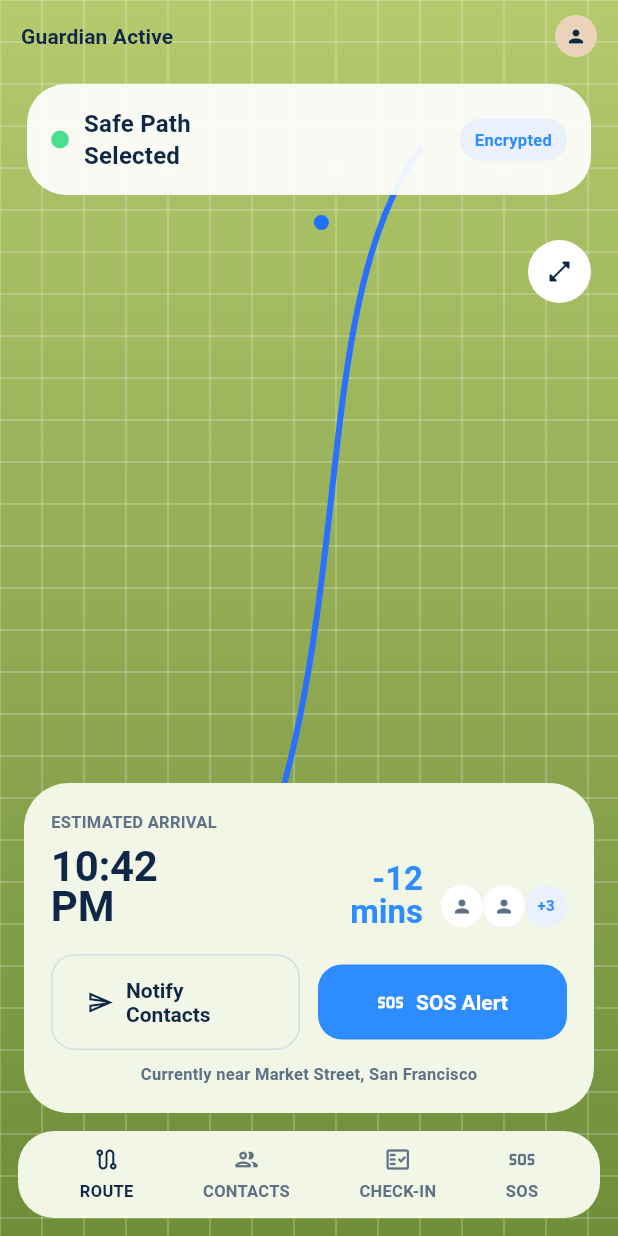
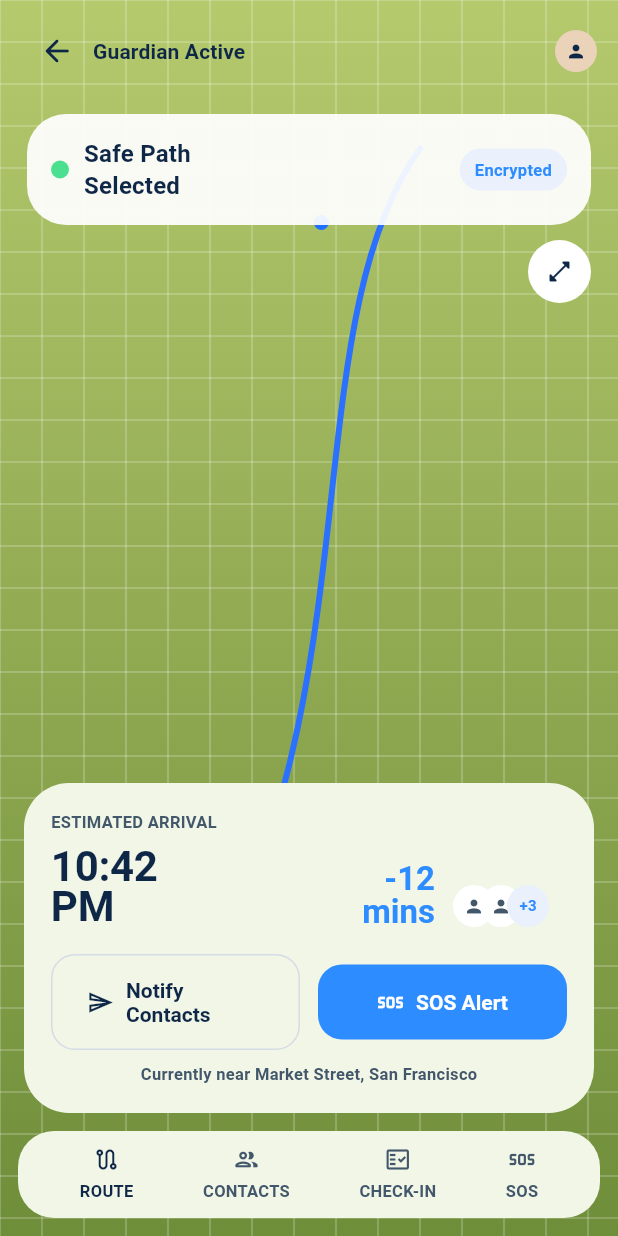
Before and after one commit to JustAG7/SafeWalk, a Flutter app: the ActiveTripMainScreen screen opened by its route, on a phone screen of 412 x 824 dp. Run offline on Flutter 3.47's test engine with Material 3 defaults, Android fonts, the light colour scheme and no system bars; our stand-ins replace flutter_riverpod, go_router, supabase_flutter; accounts and stored records are empty; statements that could not run were skipped.

Commit message:
fix: idk

```diff
--- a/lib/core/constants/app_colors.dart
+++ b/lib/core/constants/app_colors.dart
@@ -28,8 +28,8 @@ class AppColors {
 
   // Text
   static const Color textPrimary = Color(0xFF102036);
-  static const Color textSecondary = Color(0xFF405669);
-  static const Color textMuted = Color(0xFF5F7184);
+  static const Color textSecondary = Color(0xFF2F4356);
+  static const Color textMuted = Color(0xFF43576B);
 
   // Dark theme
   static const Color darkSurface = Color(0xFF0B1626);
--- a/lib/features/companion/enhanced_companion_screens.dart
+++ b/lib/features/companion/enhanced_companion_screens.dart
@@ -65,7 +65,7 @@ class _CompanionModeMainScreenState extends State<CompanionModeMainScreen> {
           children: [
             Padding(
               padding: const EdgeInsets.fromLTRB(14, 10, 14, 0),
-              child: Row(children: [Text('Guardian Active', style: theme.textTheme.titleSmall?.copyWith(color: AppColors.trustNavy, fontWeight: FontWeight.w700)), const Spacer(), const CircleAvatar(radius: 14, backgroundColor: Color(0xFFEAD3B8), child: Icon(Icons.person, size: 14, color: AppColors.trustNavy))]),
+              child: Row(children: [IconButton(onPressed: () => context.go('/home'), icon: const Icon(Icons.arrow_back_rounded, color: AppColors.trustNavy)), Text('Guardian Active', style: theme.textTheme.titleSmall?.copyWith(color: AppColors.trustNavy, fontWeight: FontWeight.w700)), const Spacer(), const CircleAvatar(radius: 14, backgroundColor: Color(0xFFEAD3B8), child: Icon(Icons.person, size: 14, color: AppColors.trustNavy))]),
             ),
             Expanded(
               child: ListView(
--- a/lib/features/entry/entry_tokens.dart
+++ b/lib/features/entry/entry_tokens.dart
@@ -8,9 +8,9 @@ class EntryTokens {
   static const Color primary = Color(0xFF002444);
   static const Color primaryAlt = Color(0xFF1B3A5C);
   static const Color heading = Color(0xFF002444);
-  static const Color text = Color(0xFF43474E);
-  static const Color muted = Color(0xFF73777F);
-  static const Color subtle = Color(0xFF5C6778);
+  static const Color text = Color(0xFF384556);
+  static const Color muted = Color(0xFF5F6B7A);
+  static const Color subtle = Color(0xFF465668);
   static const Color line = Color(0xFFE2E8F0);
   static const Color fieldBorder = Color(0xFFE5EAF5);
   static const Color focus = Color(0xFF0058BE);
--- a/lib/features/planning/screens/route_planning_screens.dart
+++ b/lib/features/planning/screens/route_planning_screens.dart
@@ -2133,7 +2133,7 @@ class _PlanningBottomBar extends StatelessWidget {
 
   @override
   Widget build(BuildContext context) {
-    final items = const [('HOME', Icons.home_filled, '/home'), ('MAP', Icons.map_outlined, '/planning/recent-destinations'), ('TRIPS', Icons.route_outlined, '/trips'), ('SETTINGS', Icons.settings_outlined, '/settings/dashboard')];
+    final items = const [('HOME', Icons.home_filled, '/home'), ('MAP', Icons.map_outlined, '/map'), ('TRIPS', Icons.route_outlined, '/trips'), ('SETTINGS', Icons.settings_outlined, '/settings')];
 
     return Container(
       padding: const EdgeInsets.symmetric(horizontal: 18, vertical: 10),
--- a/lib/features/settings/screens/notification_preferences_screen.dart
+++ b/lib/features/settings/screens/notification_preferences_screen.dart
@@ -75,7 +75,7 @@ class _NotificationPreferencesScreenState extends State<NotificationPreferencesS
               Row(
                 children: [
                   IconButton(
-                    onPressed: () => context.go('/settings/dashboard'),
+                    onPressed: () => context.go('/settings'),
                     icon: const Icon(
                       Icons.arrow_back_rounded,
                       color: AppColors.trustNavy,
@@ -360,9 +360,9 @@ class _SettingsBottomBar extends StatelessWidget {
   Widget build(BuildContext context) {
     final items = const [
       ('HOME', Icons.home_filled, '/home'),
-      ('MAP', Icons.map_outlined, '/safety-map/main'),
+      ('MAP', Icons.map_outlined, '/map'),
       ('TRIPS', Icons.route_outlined, '/trips'),
-      ('SETTINGS', Icons.settings_outlined, '/settings/dashboard'),
+      ('SETTINGS', Icons.settings_outlined, '/settings'),
     ];
 
     return Container(
--- a/lib/features/settings/screens/privacy_settings_screen.dart
+++ b/lib/features/settings/screens/privacy_settings_screen.dart
@@ -49,7 +49,7 @@ class _PrivacySettingsScreenState extends State<PrivacySettingsScreen> {
           padding: const EdgeInsets.fromLTRB(16, 12, 16, 10),
           child: Column(
             children: [
-              Row(children: [IconButton(onPressed: () => context.go('/settings/dashboard'), icon: const Icon(Icons.arrow_back_rounded, color: AppColors.trustNavy)), Text('Privacy Settings', style: theme.textTheme.titleMedium?.copyWith(color: AppColors.trustNavy, fontWeight: FontWeight.w700)), const Spacer(), const CircleAvatar(radius: 15, backgroundColor: Color(0xFFEAF1FD), child: Icon(Icons.lock_outline_rounded, size: 16, color: AppColors.skyBlue))]),
+              Row(children: [IconButton(onPressed: () => context.go('/settings'), icon: const Icon(Icons.arrow_back_rounded, color: AppColors.trustNavy)), Text('Privacy Settings', style: theme.textTheme.titleMedium?.copyWith(color: AppColors.trustNavy, fontWeight: FontWeight.w700)), const Spacer(), const CircleAvatar(radius: 15, backgroundColor: Color(0xFFEAF1FD), child: Icon(Icons.lock_outline_rounded, size: 16, color: AppColors.skyBlue))]),
               Expanded(
                 child: ListView(
                   padding: const EdgeInsets.only(top: 8),
@@ -126,7 +126,7 @@ class _SettingsBottomBar extends StatelessWidget {
   final int activeIndex;
   @override
   Widget build(BuildContext context) {
-    final items = const [('HOME', Icons.home_filled, '/home'), ('MAP', Icons.map_outlined, '/safety-map/main'), ('TRIPS', Icons.route_outlined, '/trips'), ('SETTINGS', Icons.settings_outlined, '/settings/dashboard')];
+    final items = const [('HOME', Icons.home_filled, '/home'), ('MAP', Icons.map_outlined, '/map'), ('TRIPS', Icons.route_outlined, '/trips'), ('SETTINGS', Icons.settings_outlined, '/settings')];
     return Container(margin: const EdgeInsets.only(top: 8), padding: const EdgeInsets.symmetric(horizontal: 18, vertical: 10), decoration: BoxDecoration(color: Colors.white, borderRadius: BorderRadius.circular(24)), child: Row(mainAxisAlignment: MainAxisAlignment.spaceAround, children: [for (var i = 0; i < items.length; i++) InkWell(onTap: () => context.go(items[i].$3), child: Column(mainAxisSize: MainAxisSize.min, children: [Container(width: 34, height: 34, decoration: BoxDecoration(color: activeIndex == i ? AppColors.trustNavy : Colors.transparent, borderRadius: BorderRadius.circular(12)), child: Icon(items[i].$2, size: 18, color: activeIndex == i ? Colors.white : AppColors.textMuted)), const SizedBox(height: 4), Text(items[i].$1, style: Theme.of(context).textTheme.labelSmall?.copyWith(color: activeIndex == i ? AppColors.trustNavy : AppColors.textMuted, fontWeight: FontWeight.w700))]))]));
   }
 }
--- a/lib/features/settings/screens/sos_customization_screen.dart
+++ b/lib/features/settings/screens/sos_customization_screen.dart
@@ -53,7 +53,7 @@ class _SosCustomizationScreenState extends State<SosCustomizationScreen> {
           padding: const EdgeInsets.fromLTRB(16, 12, 16, 10),
           child: Column(
             children: [
-              Row(children: [IconButton(onPressed: () => context.go('/settings/dashboard'), icon: const Icon(Icons.arrow_back_rounded, color: AppColors.trustNavy)), Text('SOS Customization', style: theme.textTheme.titleMedium?.copyWith(color: AppColors.trustNavy, fontWeight: FontWeight.w700)), const Spacer(), const CircleAvatar(radius: 15, backgroundColor: Color(0xFFEAF1FD), child: Icon(Icons.shield_outlined, size: 16, color: AppColors.skyBlue))]),
+              Row(children: [IconButton(onPressed: () => context.go('/settings'), icon: const Icon(Icons.arrow_back_rounded, color: AppColors.trustNavy)), Text('SOS Customization', style: theme.textTheme.titleMedium?.copyWith(color: AppColors.trustNavy, fontWeight: FontWeight.w700)), const Spacer(), const CircleAvatar(radius: 15, backgroundColor: Color(0xFFEAF1FD), child: Icon(Icons.shield_outlined, size: 16, color: AppColors.skyBlue))]),
               Expanded(
                 child: ListView(
                   padding: const EdgeInsets.only(top: 8),
@@ -130,7 +130,7 @@ class _SettingsBottomBar extends StatelessWidget {
   final int activeIndex;
   @override
   Widget build(BuildContext context) {
-    final items = const [('HOME', Icons.home_filled, '/home'), ('MAP', Icons.map_outlined, '/safety-map/main'), ('TRIPS', Icons.route_outlined, '/trips'), ('SETTINGS', Icons.settings_outlined, '/settings/dashboard')];
+    final items = const [('HOME', Icons.home_filled, '/home'), ('MAP', Icons.map_outlined, '/map'), ('TRIPS', Icons.route_outlined, '/trips'), ('SETTINGS', Icons.settings_outlined, '/settings')];
     return Container(margin: const EdgeInsets.only(top: 8), padding: const EdgeInsets.symmetric(horizontal: 18, vertical: 10), decoration: BoxDecoration(color: Colors.white, borderRadius: BorderRadius.circular(24)), child: Row(mainAxisAlignment: MainAxisAlignment.spaceAround, children: [for (var i = 0; i < items.length; i++) InkWell(onTap: () => context.go(items[i].$3), child: Column(mainAxisSize: MainAxisSize.min, children: [Container(width: 34, height: 34, decoration: BoxDecoration(color: activeIndex == i ? AppColors.trustNavy : Colors.transparent, borderRadius: BorderRadius.circular(12)), child: Icon(items[i].$2, size: 18, color: activeIndex == i ? Colors.white : AppColors.textMuted)), const SizedBox(height: 4), Text(items[i].$1, style: Theme.of(context).textTheme.labelSmall?.copyWith(color: activeIndex == i ? AppColors.trustNavy : AppColors.textMuted, fontWeight: FontWeight.w700))]))]));
   }
 }
--- a/lib/features/trip_live/live_trip_screens.dart
+++ b/lib/features/trip_live/live_trip_screens.dart
@@ -83,6 +83,13 @@ class ActiveTripMainScreen extends StatelessWidget {
                   padding: const EdgeInsets.fromLTRB(14, 10, 14, 0),
                   child: Row(
                     children: [
+                      IconButton(
+                        onPressed: () => context.go('/trips'),
+                        icon: const Icon(
+                          Icons.arrow_back_rounded,
+                          color: AppColors.trustNavy,
+                        ),
+                      ),
                       Text('Guardian Active', style: theme.textTheme.titleSmall?.copyWith(color: AppColors.trustNavy, fontWeight: FontWeight.w700)),
                       const Spacer(),
                       const CircleAvatar(radius: 14, backgroundColor: Color(0xFFEAD3B8), child: Icon(Icons.person, size: 14, color: AppColors.trustNavy)),
@@ -222,7 +229,7 @@ class LiveNavigationScreen extends StatelessWidget {
               children: [
                 Padding(
                   padding: const EdgeInsets.fromLTRB(14, 10, 14, 0),
-                  child: Row(children: [Text('Guardian Active', style: theme.textTheme.titleSmall?.copyWith(color: AppColors.trustNavy, fontWeight: FontWeight.w700)), const Spacer(), const CircleAvatar(radius: 14, backgroundColor: Color(0xFFEAD3B8), child: Icon(Icons.person, size: 14, color: AppColors.trustNavy))]),
+                  child: Row(children: [IconButton(onPressed: () => context.go('/trip-live'), icon: const Icon(Icons.arrow_back_rounded, color: AppColors.trustNavy)), Text('Guardian Active', style: theme.textTheme.titleSmall?.copyWith(color: AppColors.trustNavy, fontWeight: FontWeight.w700)), const Spacer(), const CircleAvatar(radius: 14, backgroundColor: Color(0xFFEAD3B8), child: Icon(Icons.person, size: 14, color: AppColors.trustNavy))]),
                 ),
                 Padding(
                   padding: const EdgeInsets.fromLTRB(16, 18, 16, 0),
@@ -329,7 +336,7 @@ class LiveContactTrackingScreen extends StatelessWidget {
           children: [
             Padding(
               padding: const EdgeInsets.fromLTRB(14, 10, 14, 0),
-              child: Row(children: [Text('Guardian Active', style: theme.textTheme.titleSmall?.copyWith(color: AppColors.trustNavy, fontWeight: FontWeight.w700)), const Spacer(), const CircleAvatar(radius: 14, backgroundColor: Color(0xFFEAD3B8), child: Icon(Icons.person, size: 14, color: AppColors.trustNavy))]),
+              child: Row(children: [IconButton(onPressed: () => context.go('/trip-live'), icon: const Icon(Icons.arrow_back_rounded, color: AppColors.trustNavy)), Text('Guardian Active', style: theme.textTheme.titleSmall?.copyWith(color: AppColors.trustNavy, fontWeight: FontWeight.w700)), const Spacer(), const CircleAvatar(radius: 14, backgroundColor: Color(0xFFEAD3B8), child: Icon(Icons.person, size: 14, color: AppColors.trustNavy))]),
             ),
             Expanded(
               child: ListView(
@@ -504,7 +511,7 @@ class ImFineStateScreen extends StatelessWidget {
         child: ListView(
           padding: const EdgeInsets.fromLTRB(16, 12, 16, 20),
           children: [
-            Row(children: [Text('Guardian Active', style: theme.textTheme.titleSmall?.copyWith(color: AppColors.trustNavy, fontWeight: FontWeight.w700)), const Spacer(), const CircleAvatar(radius: 14, backgroundColor: Color(0xFFEAD3B8), child: Icon(Icons.person, size: 14, color: AppColors.trustNavy))]),
+            Row(children: [IconButton(onPressed: () => context.go('/trip-live/check-in'), icon: const Icon(Icons.arrow_back_rounded, color: AppColors.trustNavy)), Text('Guardian Active', style: theme.textTheme.titleSmall?.copyWith(color: AppColors.trustNavy, fontWeight: FontWeight.w700)), const Spacer(), const CircleAvatar(radius: 14, backgroundColor: Color(0xFFEAD3B8), child: Icon(Icons.person, size: 14, color: AppColors.trustNavy))]),
             const SizedBox(height: 16),
             Container(
               padding: const EdgeInsets.all(22),
@@ -681,7 +688,7 @@ class TripProgressUpdateScreen extends StatelessWidget {
         child: ListView(
           padding: const EdgeInsets.fromLTRB(16, 12, 16, 20),
           children: [
-            Row(children: [Text('Guardian Active', style: theme.textTheme.titleSmall?.copyWith(color: AppColors.trustNavy, fontWeight: FontWeight.w700)), const Spacer(), const CircleAvatar(radius: 14, backgroundColor: Color(0xFFEAD3B8), child: Icon(Icons.person, size: 14, color: AppColors.trustNavy))]),
+            Row(children: [IconButton(onPressed: () => context.go('/trip-live'), icon: const Icon(Icons.arrow_back_rounded, color: AppColors.trustNavy)), Text('Guardian Active', style: theme.textTheme.titleSmall?.copyWith(color: AppColors.trustNavy, fontWeight: FontWeight.w700)), const Spacer(), const CircleAvatar(radius: 14, backgroundColor: Color(0xFFEAD3B8), child: Icon(Icons.person, size: 14, color: AppColors.trustNavy))]),
             const SizedBox(height: 20),
             Text('Trip Active', style: theme.textTheme.labelSmall?.copyWith(color: AppColors.safeGreen, fontWeight: FontWeight.w700)),
             const SizedBox(height: 8),
@@ -750,7 +757,50 @@ class _MiniAvatarStack extends StatelessWidget {
   const _MiniAvatarStack({this.onTap});
   final VoidCallback? onTap;
   @override
-  Widget build(BuildContext context) => InkWell(onTap: onTap, borderRadius: BorderRadius.circular(999), child: const Row(children: [CircleAvatar(radius: 14, backgroundColor: Colors.white, child: Icon(Icons.person, size: 14, color: AppColors.textMuted)), SizedBox(width: -4), CircleAvatar(radius: 14, backgroundColor: Colors.white, child: Icon(Icons.person, size: 14, color: AppColors.textMuted)), SizedBox(width: -4), CircleAvatar(radius: 14, backgroundColor: Color(0xFFEAF1FD), child: Text('+3', style: TextStyle(fontSize: 10, color: AppColors.skyBlue, fontWeight: FontWeight.w700)))]));
+  Widget build(BuildContext context) => InkWell(
+    onTap: onTap,
+    borderRadius: BorderRadius.circular(999),
+    child: const SizedBox(
+      width: 76,
+      height: 28,
+      child: Stack(
+        clipBehavior: Clip.none,
+        children: [
+          Positioned(
+            left: 0,
+            child: CircleAvatar(
+              radius: 14,
+              backgroundColor: Colors.white,
+              child: Icon(Icons.person, size: 14, color: AppColors.textMuted),
+            ),
+          ),
+          Positioned(
+            left: 18,
+            child: CircleAvatar(
+              radius: 14,
+              backgroundColor: Colors.white,
+              child: Icon(Icons.person, size: 14, color: AppColors.textMuted),
+            ),
+          ),
+          Positioned(
+            left: 36,
+            child: CircleAvatar(
+              radius: 14,
+              backgroundColor: Color(0xFFEAF1FD),
+              child: Text(
+                '+3',
+                style: TextStyle(
+                  fontSize: 10,
+                  color: AppColors.skyBlue,
+                  fontWeight: FontWeight.w700,
+                ),
+              ),
+            ),
+          ),
+        ],
+      ),
+    ),
+  );
 }
 
 class _MiniStatusCard extends StatelessWidget {
```
Also changed, not shown: lib/features/planning/screens/planning_overview_screens.dart (+2 -5 lines), lib/features/safety_map/screens/safety_map_main_screen.dart (+8 -5 lines), lib/features/settings/screens/settings_dashboard_screen.dart (+4 -3 lines), lib/features/setup/screens/setup_completed_screen.dart (+1 -95 lines), 1 other file.
